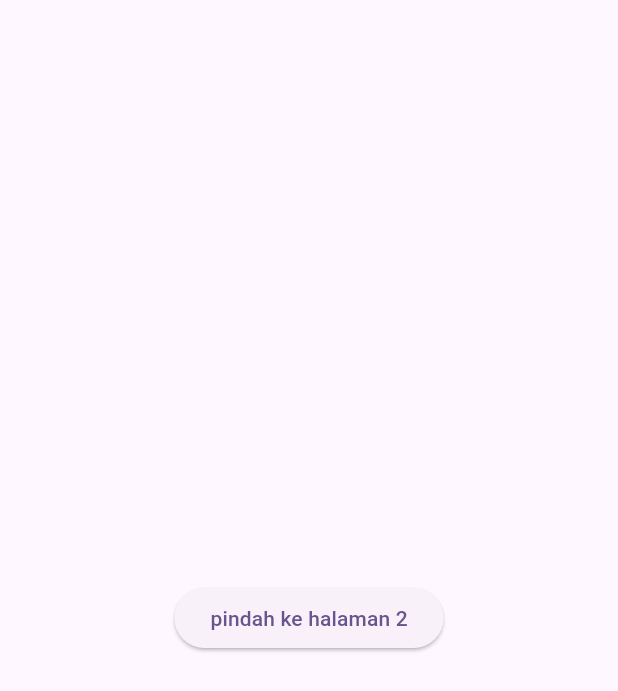
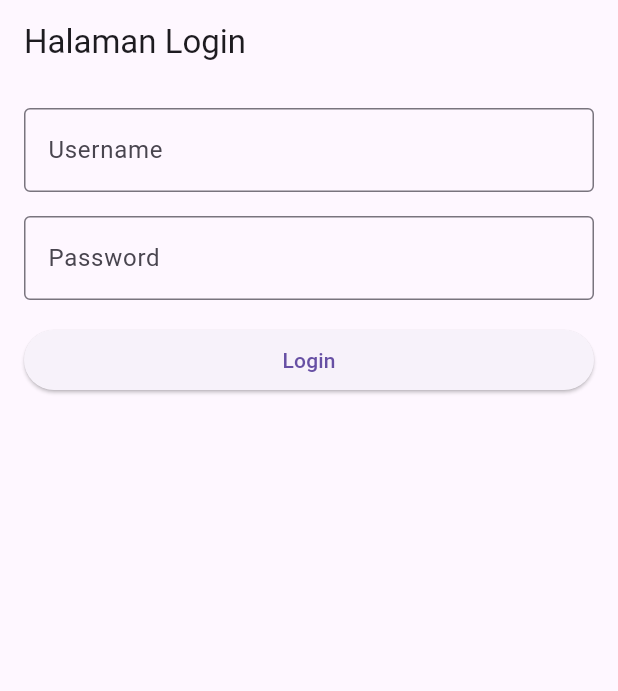
Before and after one commit to putrafebriansyah7/PSAS_MOBILE_PUTRA_FEBRIANSYAH, a Flutter app: the screen it shows after launch, on a phone screen of 412 x 824 dp. Shown: the top 691 px of the screen. Run offline on Flutter 3.47's test engine with Material 3 defaults, Android fonts, the phone set to English and light mode, and no system bars.

Commit message:
commit pertama

```diff
--- /dev/null
+++ b/lib/login_page.dart
@@ -0,0 +1,69 @@
+import 'package:flutter/material.dart';
+import 'profil.dart';
+
+class LoginPage extends StatelessWidget {
+  final TextEditingController usernameController = TextEditingController();
+  final TextEditingController passwordController = TextEditingController();
+  final GlobalKey<FormState> _formKey = GlobalKey<FormState>();
+
+  @override
+  Widget build(BuildContext context) {
+    return Scaffold(
+      appBar: AppBar(
+        title: Text('Halaman Login'),
+      ),
+      body: Padding(
+        padding: const EdgeInsets.all(16.0),
+        child: Form(
+          key: _formKey,
+          child: Column(
+            crossAxisAlignment: CrossAxisAlignment.stretch,
+            children: <Widget>[
+              TextFormField(
+                controller: usernameController,
+                decoration: InputDecoration(
+                  labelText: 'Username',
+                  border: OutlineInputBorder(),
+                ),
+                validator: (value) {
+                   {
+                    return 'Silakan masukkan username';
+                  }
+                  return null;
+                },
+              ),
+              SizedBox(height: 16.0),
+              TextFormField(
+                controller: passwordController,
+                decoration: InputDecoration(
+                  labelText: 'Password',
+                  border: OutlineInputBorder(),
+                ),
+                obscureText: true,
+                validator: (value) {
+                   {
+                    return 'Silakan masukkan password';
+                  }
+                  return null;
+                },
+              ),
+              SizedBox(height: 16.0),
+              ElevatedButton(
+                onPressed: () {
+                   {
+
+                    Navigator.pushReplacement(
+                      context,
+                      MaterialPageRoute(builder: (context) =>profil()),
+                    );
+                  }
+                },
+                child: Text('Login'),
+              ),
+            ],
+          ),
+        ),
+      ),
+    );
+  }
+}
--- a/lib/main.dart
+++ b/lib/main.dart
@@ -1,131 +1,23 @@
 import 'package:flutter/material.dart';
-import 'package:latihan3s1/page1.dart';
-import 'package:latihan3s1/page2.dart';
+import 'login_page.dart';
 
 void main() {
-  runApp(const MyApp());
+  runApp(MyApp());
 }
 
 class MyApp extends StatelessWidget {
-  const MyApp({super.key});
-
-  // This widget is the root of your application.
   @override
   Widget build(BuildContext context) {
     return MaterialApp(
-      title: 'Flutter Demo',
+      title: 'Aplikasi Login',
+
       theme: ThemeData(
-        // This is the theme of your application.
-        //
-        // TRY THIS: Try running your application with "flutter run". You'll see
-        // the application has a purple toolbar. Then, without quitting the app,
-        // try changing the seedColor in the colorScheme below to Colors.green
-        // and then invoke "hot reload" (save your changes or press the "hot
-        // reload" button in a Flutter-supported IDE, or press "r" if you used
-        // the command line to start the app).
-        //
-        // Notice that the counter didn't reset back to zero; the application
-        // state is not lost during the reload. To reset the state, use hot
-        // restart instead.
-        //
-        // This works for code too, not just values: Most code changes can be
-        // tested with just a hot reload.
-        colorScheme: ColorScheme.fromSeed(seedColor: Colors.deepPurple),
-        useMaterial3: true,
+        primarySwatch: Colors.blue,
+
       ),
-      routes: {
-        '/': (context) => Page1(),
-        '/page2' : (context) => page2()
-      },
-      initialRoute: '/',
+      home: LoginPage(),
+
+
     );
   }
 }
-
-class MyHomePage extends StatefulWidget {
-  const MyHomePage({super.key, required this.title});
-
-  // This widget is the home page of your application. It is stateful, meaning
-  // that it has a State object (defined below) that contains fields that affect
-  // how it looks.
-
-  // This class is the configuration for the state. It holds the values (in this
-  // case the title) provided by the parent (in this case the App widget) and
-  // used by the build method of the State. Fields in a Widget subclass are
-  // always marked "final".
-
-  final String title;
-
-  @override
-  State<MyHomePage> createState() => _MyHomePageState();
-}
-
-class _MyHomePageState extends State<MyHomePage> {
-  int _counter = 0;
-
-  void _incrementCounter() {
-    setState(() {
-      // This call to setState tells the Flutter framework that something has
-      // changed in this State, which causes it to rerun the build method below
-      // so that the display can reflect the updated values. If we changed
-      // _counter without calling setState(), then the build method would not be
-      // called again, and so nothing would appear to happen.
-      _counter++;
-    });
-  }
-
-  @override
-  Widget build(BuildContext context) {
-    // This method is rerun every time setState is called, for instance as done
-    // by the _incrementCounter method above.
-    //
-    // The Flutter framework has been optimized to make rerunning build methods
-    // fast, so that you can just rebuild anything that needs updating rather
-    // than having to individually change instances of widgets.
-    return Scaffold(
-      appBar: AppBar(
-        // TRY THIS: Try changing the color here to a specific color (to
-        // Colors.amber, perhaps?) and trigger a hot reload to see the AppBar
-        // change color while the other colors stay the same.
-        backgroundColor: Theme.of(context).colorScheme.inversePrimary,
-        // Here we take the value from the MyHomePage object that was created by
-        // the App.build method, and use it to set our appbar title.
-        title: Text(widget.title),
-      ),
-      body: Center(
-        // Center is a layout widget. It takes a single child and positions it
-        // in the middle of the parent.
-        child: Column(
-          // Column is also a layout widget. It takes a list of children and
-          // arranges them vertically. By default, it sizes itself to fit its
-          // children horizontally, and tries to be as tall as its parent.
-          //
-          // Column has various properties to control how it sizes itself and
-          // how it positions its children. Here we use mainAxisAlignment to
-          // center the children vertically; the main axis here is the vertical
-          // axis because Columns are vertical (the cross axis would be
-          // horizontal).
-          //
-          // TRY THIS: Invoke "debug painting" (choose the "Toggle Debug Paint"
-          // action in the IDE, or press "p" in the console), to see the
-          // wireframe for each widget.
-          mainAxisAlignment: MainAxisAlignment.center,
-          children: <Widget>[
-            const Text(
-              'You have pushed the button this many times:',
-            ),
-            Text(
-              '$_counter',
-              style: Theme.of(context).textTheme.headlineMedium,
-            ),
-          ],
-        ),
-      ),
-      floatingActionButton: FloatingActionButton(
-        onPressed: _incrementCounter,
-        tooltip: 'Increment',
-        child: const Icon(Icons.add),
-      ), // This trailing comma makes auto-formatting nicer for build methods.
-    );
-  }
-}
--- a/lib/page1.dart
+++ /dev/null
@@ -1,18 +0,0 @@
-import 'package:flutter/material.dart';
-
-class Page1 extends StatelessWidget {
-  const Page1({super.key});
-
-  @override
-  Widget build(BuildContext context) {
-    return Scaffold(
-      body: Center(
-        child: ElevatedButton(
-          onPressed: () {
-            Navigator.pushNamed(context, '/page2');
-          },
-          child: Text('pindah ke halaman 2')),
-        ),
-      );
-  }
-}
```
Also changed, not shown: lib/page2.dart (deleted, +0 -42 lines), lib/profil.dart (added, +64 -0 lines), 1 other file.
